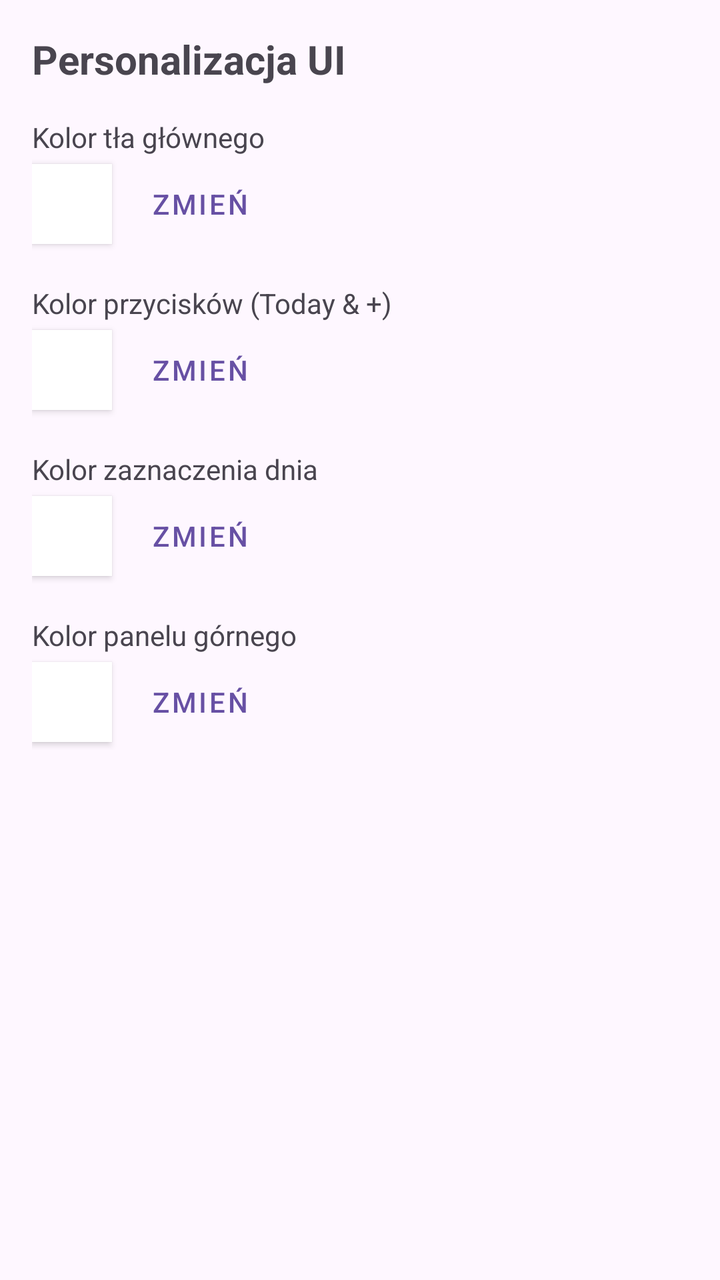
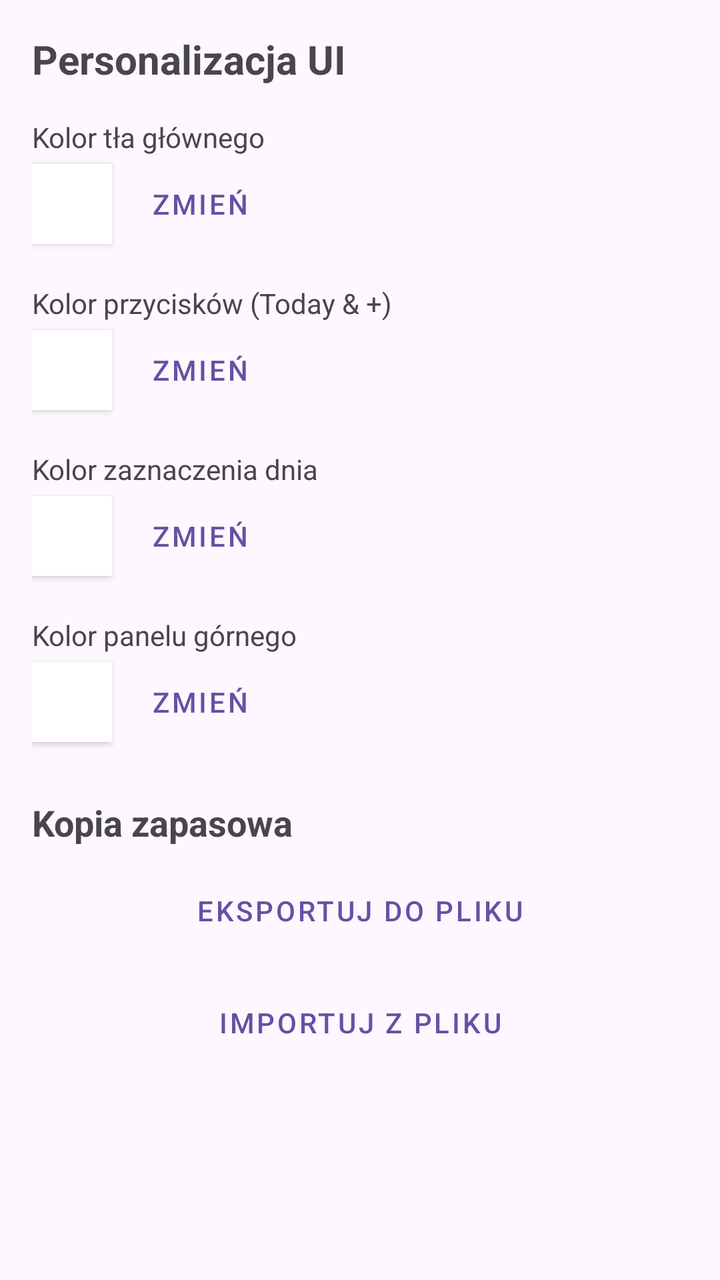

Two renders of the same Android screen: before a commit and after it. Below are the layout's source before the change and the commit's diff.
<!-- AndroidManifest.xml: application theme Theme.TacticalCalendar -->
<!-- res/layout/dialog_settings.xml -->
<?xml version="1.0" encoding="utf-8"?>
<ScrollView xmlns:android="http://schemas.android.com/apk/res/android"
    android:layout_width="match_parent"
    android:layout_height="wrap_content"
    android:padding="16dp">

    <LinearLayout
        android:layout_width="match_parent"
        android:layout_height="wrap_content"
        android:orientation="vertical">

        <TextView
            android:layout_width="wrap_content"
            android:layout_height="wrap_content"
            android:text="Personalizacja UI"
            android:textSize="20sp"
            android:textStyle="bold"
            android:layout_marginBottom="16dp"/>

        
        <TextView
            android:layout_width="wrap_content"
            android:layout_height="wrap_content"
            android:text="Kolor tła głównego"/>
        <LinearLayout
            android:layout_width="match_parent"
            android:layout_height="wrap_content"
            android:orientation="horizontal"
            android:gravity="center_vertical">
            <View
                android:id="@+id/viewBgPreview"
                android:layout_width="40dp"
                android:layout_height="40dp"
                android:background="#FFFFFF"
                android:elevation="2dp"/>
            <Button
                android:id="@+id/btnPickBgColor"
                style="@style/Widget.MaterialComponents.Button.TextButton"
                android:layout_width="wrap_content"
                android:layout_height="wrap_content"
                android:text="Zmień"/>
        </LinearLayout>

        
        <TextView
            android:layout_width="wrap_content"
            android:layout_height="wrap_content"
            android:layout_marginTop="16dp"
            android:text="Kolor przycisków (Today &amp; +)"/>
        <LinearLayout
            android:layout_width="match_parent"
            android:layout_height="wrap_content"
            android:orientation="horizontal"
            android:gravity="center_vertical">
            <View
                android:id="@+id/viewFabPreview"
                android:layout_width="40dp"
                android:layout_height="40dp"
                android:background="#FFFFFF"
                android:elevation="2dp"/>
            <Button
                android:id="@+id/btnPickFabColor"
                style="@style/Widget.MaterialComponents.Button.TextButton"
                android:layout_width="wrap_content"
                android:layout_height="wrap_content"
                android:text="Zmień"/>
        </LinearLayout>

        
        <TextView
            android:layout_width="wrap_content"
            android:layout_height="wrap_content"
            android:layout_marginTop="16dp"
            android:text="Kolor zaznaczenia dnia"/>
        <LinearLayout
            android:layout_width="match_parent"
            android:layout_height="wrap_content"
            android:orientation="horizontal"
            android:gravity="center_vertical">
            <View
                android:id="@+id/viewSelectionPreview"
                android:layout_width="40dp"
                android:layout_height="40dp"
                android:background="#FFFFFF"
                android:elevation="2dp"/>
            <Button
                android:id="@+id/btnPickSelectionColor"
                style="@style/Widget.MaterialComponents.Button.TextButton"
                android:layout_width="wrap_content"
                android:layout_height="wrap_content"
                android:text="Zmień"/>
        </LinearLayout>

        
        <TextView
            android:layout_width="wrap_content"
            android:layout_height="wrap_content"
            android:layout_marginTop="16dp"
            android:text="Kolor panelu górnego"/>
        <LinearLayout
            android:layout_width="match_parent"
            android:layout_height="wrap_content"
            android:orientation="horizontal"
            android:gravity="center_vertical">
            <View
                android:id="@+id/viewToolbarPreview"
                android:layout_width="40dp"
                android:layout_height="40dp"
                android:background="#FFFFFF"
                android:elevation="2dp"/>
            <Button
                android:id="@+id/btnPickToolbarColor"
                style="@style/Widget.MaterialComponents.Button.TextButton"
                android:layout_width="wrap_content"
                android:layout_height="wrap_content"
                android:text="Zmień"/>
        </LinearLayout>

    </LinearLayout>
</ScrollView>
<!-- resources referenced by this layout -->
<resources>
  <style name="Theme.TacticalCalendar" parent="Base.Theme.TacticalCalendar" />
  <style name="Base.Theme.TacticalCalendar" parent="Theme.Material3.DayNight.NoActionBar">
          
          
      </style>
</resources>

<!-- the commit's change to res/layout/dialog_settings.xml (unified diff, before → after) -->
@@ -116,5 +116,29 @@
                 android:text="Zmień"/>
         </LinearLayout>
 
+        <TextView
+            android:layout_width="wrap_content"
+            android:layout_height="wrap_content"
+            android:layout_marginTop="24dp"
+            android:text="Kopia zapasowa"
+            android:textSize="18sp"
+            android:textStyle="bold"/>
+
+        <Button
+            android:id="@+id/btnExport"
+            style="@style/Widget.MaterialComponents.Button.OutlinedButton"
+            android:layout_width="match_parent"
+            android:layout_height="wrap_content"
+            android:layout_marginTop="8dp"
+            android:text="Eksportuj do pliku"/>
+
+        <Button
+            android:id="@+id/btnImport"
+            style="@style/Widget.MaterialComponents.Button.OutlinedButton"
+            android:layout_width="match_parent"
+            android:layout_height="wrap_content"
+            android:layout_marginTop="8dp"
+            android:text="Importuj z pliku"/>
+
     </LinearLayout>
 </ScrollView>
